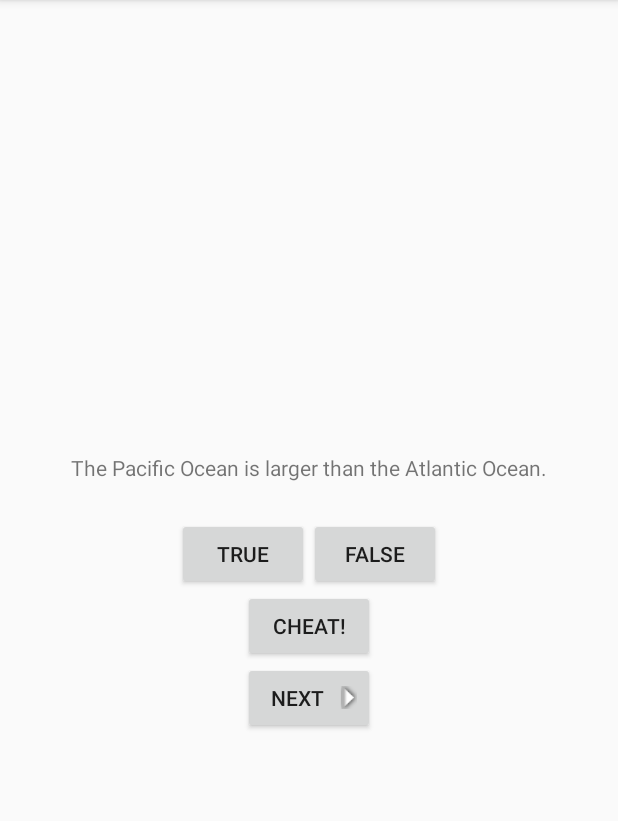
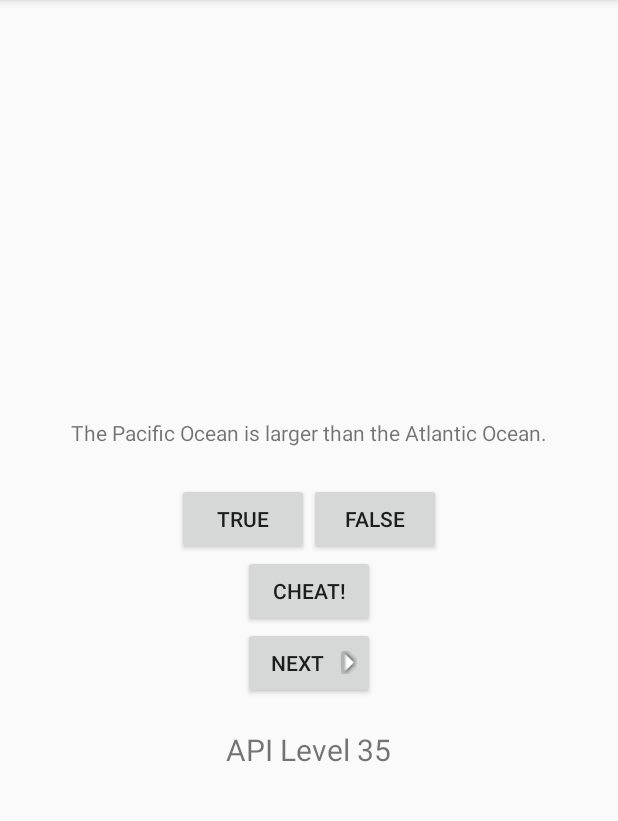
Before and after one commit to nsquire/bnr-android-programming, an Android app: the screen it shows after launch (QuizActivity), on a phone screen of 412 x 824 dp, the part 84-905 px from its top. Run offline under Robolectric (Android 15) with nearby library versions, the phone set to English and light mode, and no system bars.

Commit message:
Finishing up challenges for chapter 6.

```diff
--- a/GeoQuiz/app/src/main/java/com/nick/geoquiz/app/CheatActivity.java
+++ b/GeoQuiz/app/src/main/java/com/nick/geoquiz/app/CheatActivity.java
@@ -1,6 +1,7 @@
 package com.nick.geoquiz.app;
 
 import android.content.Intent;
+import android.os.Build;
 import android.os.Bundle;
 import android.support.v7.app.ActionBarActivity;
 import android.view.View;
@@ -18,6 +19,7 @@ public class CheatActivity extends ActionBarActivity {
 
     private TextView mAnswerTextView;
     private Button mShowAnswer;
+    private TextView mApiLevelTextView;
 
     @Override
     protected void onCreate(Bundle savedInstanceState) {
@@ -45,6 +47,9 @@ public class CheatActivity extends ActionBarActivity {
                 setAnswerShowResult(true);
             }
         });
+
+        mApiLevelTextView = (TextView) findViewById(R.id.apiLevelTextView);
+        mApiLevelTextView.setText(String.format("API Level %s", Build.VERSION.SDK_INT));
     }
 
     public void setAnswerShowResult(boolean isAnswerShown) {
--- a/GeoQuiz/app/src/main/java/com/nick/geoquiz/app/QuizActivity.java
+++ b/GeoQuiz/app/src/main/java/com/nick/geoquiz/app/QuizActivity.java
@@ -1,6 +1,8 @@
 package com.nick.geoquiz.app;
 
+import android.app.ActionBar;
 import android.content.Intent;
+import android.os.Build;
 import android.os.Bundle;
 import android.support.v7.app.ActionBarActivity;
 import android.util.Log;
@@ -31,6 +33,7 @@ public class QuizActivity extends ActionBarActivity {
 
     private int mCurrentIndex = 0;
     private boolean mIsCheater;
+    private TextView mApiLevelTextView;
 
     // Activity Lifecycle methods
 
@@ -40,6 +43,14 @@ public class QuizActivity extends ActionBarActivity {
         Log.d(TAG, "onCreate(Bundle) called");
         setContentView(R.layout.activity_quiz);
 
+        if (Build.VERSION.SDK_INT >= Build.VERSION_CODES.HONEYCOMB) {
+            ActionBar actionBar = getActionBar();
+            if (actionBar != null) {
+                actionBar.setSubtitle("Bodies of water");
+            }
+        }
+
+        mIsCheater = false;
         mQuestionTextView = (TextView) findViewById(R.id.question_text_view);
 
         mTrueButton = (Button) findViewById(R.id.true_button);
@@ -84,6 +95,9 @@ public class QuizActivity extends ActionBarActivity {
         }
 
         updateQuestion();
+
+        mApiLevelTextView = (TextView) findViewById(R.id.apiLevelTextView);
+        mApiLevelTextView.setText(String.format("API Level %s", Build.VERSION.SDK_INT));
     }
 
     @Override
--- a/GeoQuiz/app/src/main/res/layout/activity_cheat.xml
+++ b/GeoQuiz/app/src/main/res/layout/activity_cheat.xml
@@ -24,4 +24,10 @@
         android:layout_height="wrap_content"
         android:text="@string/show_answer_button" />
 
+    <TextView
+        android:id="@+id/apiLevelTextView"
+        android:layout_width="wrap_content"
+        android:layout_height="wrap_content"
+        android:layout_marginTop="20dp"
+        android:textSize="20dp" />
 </LinearLayout>
--- a/GeoQuiz/app/src/main/res/layout/activity_quiz.xml
+++ b/GeoQuiz/app/src/main/res/layout/activity_quiz.xml
@@ -42,4 +42,11 @@
         android:drawablePadding="4dp"
         android:drawableRight="@drawable/arrow_right"
         android:text="@string/next_button" />
+
+    <TextView
+        android:id="@+id/apiLevelTextView"
+        android:layout_width="wrap_content"
+        android:layout_height="wrap_content"
+        android:layout_marginTop="20dp"
+        android:textSize="20dp" />
 </LinearLayout>
```
